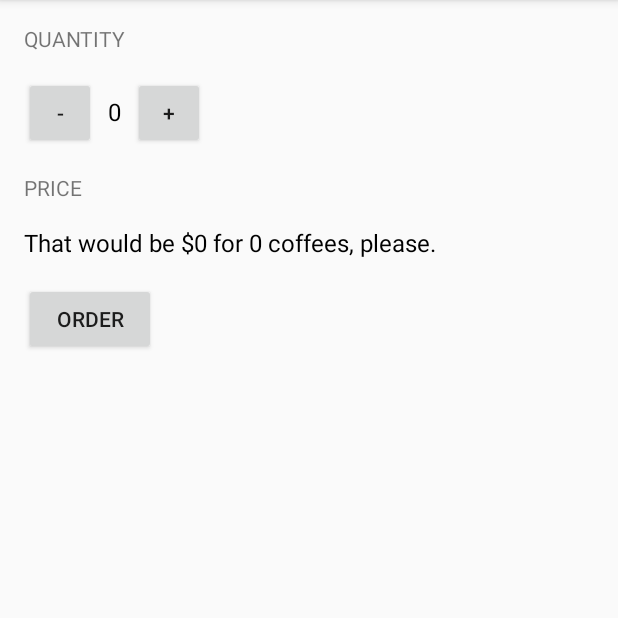
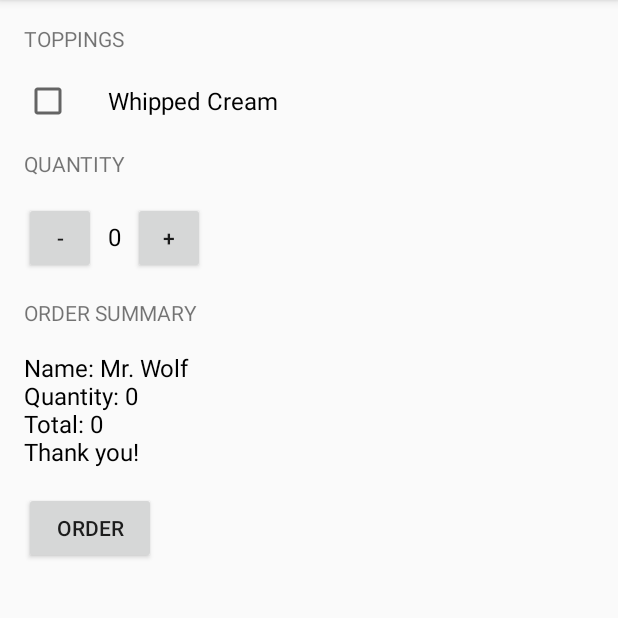
Before and after one commit to bennythejudge/JustJava, an Android app: the screen it shows after launch (MainActivity), after a tap on "ORDER", on a phone screen of 412 x 824 dp, the part 84-702 px from its top. Run offline under Robolectric (Android 15) with nearby library versions, the phone set to English and light mode, and no system bars.

Commit message:
Add checkbox for topping

```diff
--- a/app/src/main/java/com/example/android/justjava/MainActivity.java
+++ b/app/src/main/java/com/example/android/justjava/MainActivity.java
@@ -9,7 +9,9 @@ package com.example.android.justjava;
 
 import android.os.Bundle;
 import android.support.v7.app.AppCompatActivity;
+import android.util.Log;
 import android.view.View;
+import android.widget.CheckBox;
 import android.widget.TextView;
 import java.text.NumberFormat;
 
@@ -28,20 +30,43 @@ public class MainActivity extends AppCompatActivity {
     }
 
 
+
     /**
      * This method is called when the order button is clicked.
      */
+    private int calculatePrice(int quantity, int unit_price) {
+        return quantity * unit_price;
+    }
+
+    private String createOrderSummary(int unit_price, int quantity, boolean hasTopping) {
+
+        String topping =  (hasTopping) ? "With Topping\n" : "";
+
+        return "Name: Mr. Wolf\n" +
+               topping +
+                "Quantity: " + quantity + "\n" +
+                "Total: " + calculatePrice(quantity, unit_price) + "\n" +
+                "Thank you!";
+    }
+
+
     public void submitOrder(View view) {
-        String priceMessage = "That would be $" + (quantity * unit_price) + " for " + quantity +
-                " coffees, please.";
-        // display(quantity);
+
+        boolean hasTopping = ((CheckBox) findViewById(R.id.add_topping)).isChecked();
+
+        Log.d("submitOrder", "Checkbox: " + hasTopping);
+
+
+        String priceMessage = createOrderSummary(unit_price, quantity, hasTopping);
+        int price = calculatePrice(quantity, unit_price);
+        Log.v("MainActivity", "The price is: " + price);
         displayMessage(priceMessage);
     }
 
     public void increment(View view) {
         quantity++;
         display(quantity);
-        displayPrice(quantity * unit_price);
+//        displayPrice(quantity * unit_price);
     }
 
     public void decrement(View view) {
@@ -49,7 +74,7 @@ public class MainActivity extends AppCompatActivity {
             quantity--;
         }
         display(quantity);
-        displayPrice(quantity * unit_price);
+//        displayPrice(quantity * unit_price);
     }
 
     /**
@@ -61,15 +86,17 @@ public class MainActivity extends AppCompatActivity {
     }
 
     private void displayMessage(String message) {
-        TextView priceTextView = (TextView) findViewById(R.id.price_text_view);
-        priceTextView.setText(message);
+        TextView orderSummaryTextView = (TextView) findViewById(R.id.order_summary_text_view);
+        orderSummaryTextView.setText(message);
     }
 
     /**
      * This method displays the given price on the screen.
+     * Udacity wants me to delete this because they don't update the price in real time
+     * as the quantity changes
      */
-    private void displayPrice(int number) {
-        TextView priceTextView = (TextView) findViewById(R.id.price_text_view);
-        priceTextView.setText(NumberFormat.getCurrencyInstance().format(number));
-    }
+//    private void displayPrice(int number) {
+//        TextView priceTextView = (TextView) findViewById(R.id.order_summary_text_view);
+//        priceTextView.setText(NumberFormat.getCurrencyInstance().format(number));
+//    }
 }
--- a/app/src/main/res/layout/activity_main.xml
+++ b/app/src/main/res/layout/activity_main.xml
@@ -6,6 +6,22 @@
     android:paddingLeft="16dp"
     tools:context=".MainActivity">
 
+    <TextView
+        android:layout_width="wrap_content"
+        android:layout_height="wrap_content"
+        android:layout_marginBottom="16dp"
+        android:layout_marginTop="16dp"
+        android:text="Toppings"
+        android:textAllCaps="true" />
+
+    <CheckBox
+        android:id="@+id/add_topping"
+        android:layout_width="wrap_content"
+        android:layout_height="wrap_content"
+        android:paddingLeft="24dp"
+        android:text="Whipped Cream"
+        android:textSize="16sp"
+        android:textAppearance="?android:textAppearanceMedium" />
 
     <TextView
         android:layout_width="wrap_content"
@@ -50,11 +66,11 @@
         android:layout_height="wrap_content"
         android:layout_marginBottom="16dp"
         android:layout_marginTop="16dp"
-        android:text="Price"
+        android:text="Order Summary"
         android:textAllCaps="true" />
 
     <TextView
-        android:id="@+id/price_text_view"
+        android:id="@+id/order_summary_text_view"
         android:layout_width="wrap_content"
         android:layout_height="wrap_content"
         android:text="$0"
```
